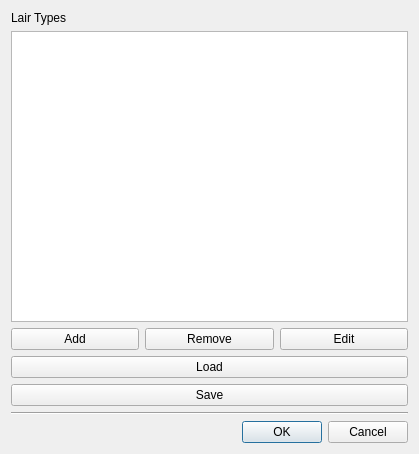
The window that WorldSpawnerTool/lairtypes.ui (TheAnswer/Tools) describes before a commit, drawn with Qt 5.
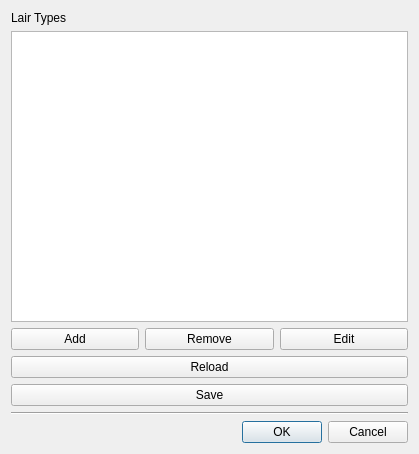
The same window after the commit.

```diff
--- a/WorldSpawnerTool/lairtypes.ui
+++ b/WorldSpawnerTool/lairtypes.ui
@@ -76,7 +76,7 @@
    <item row="2" column="0">
     <widget class="QPushButton" name="pushButton_load">
      <property name="text">
-      <string>Load</string>
+      <string>Reload</string>
      </property>
     </widget>
    </item>
```
